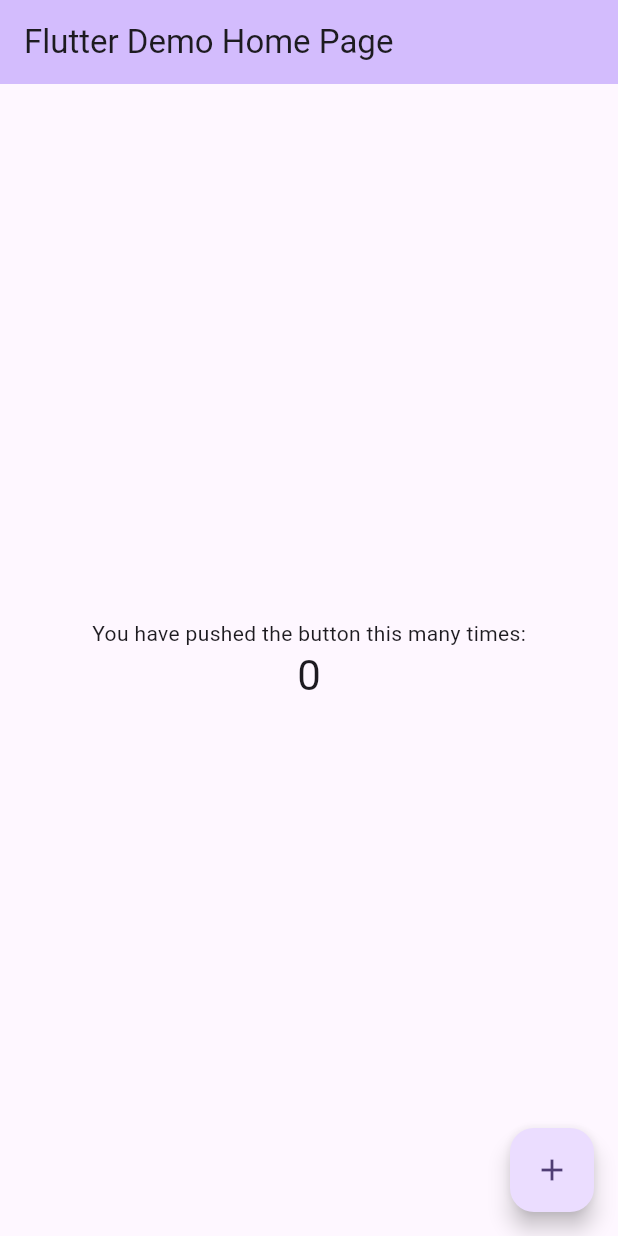
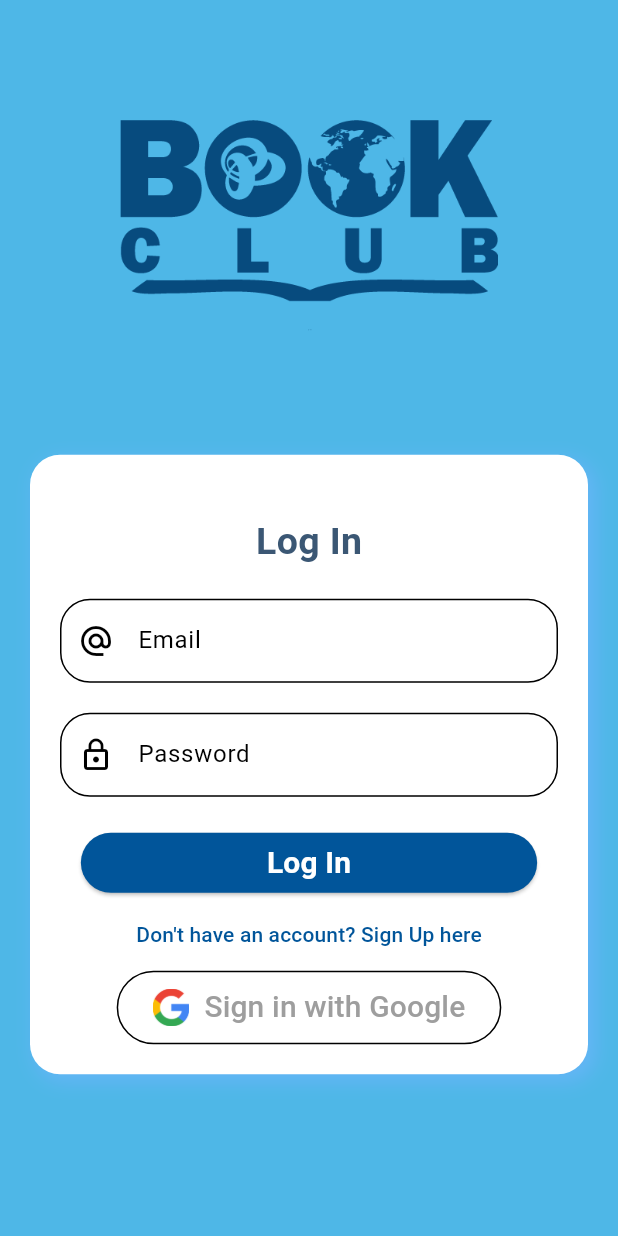
Before and after one commit to LatofatFatxullayeva/book_club, a Flutter app: the screen it shows after launch, on a phone screen of 412 x 824 dp. Run offline on Flutter 3.47's test engine with Material 3 defaults, Android fonts, the phone set to English and light mode, and no system bars; our stand-ins replace firebase_auth, firebase_core, google_sign_in; accounts and stored records are empty.

Commit message:
finished login and signup screens

```diff
--- a/lib/main.dart
+++ b/lib/main.dart
@@ -1,125 +1,30 @@
+import 'package:book_club/firebase_options.dart';
+import 'package:book_club/screens/login/login.dart';
+import 'package:book_club/states/current_user.dart';
+import 'package:book_club/utils/our_theme.dart';
+import 'package:firebase_core/firebase_core.dart';
 import 'package:flutter/material.dart';
+import 'package:provider/provider.dart';
 
-void main() {
+void main() async {
+  WidgetsFlutterBinding.ensureInitialized();
+  await Firebase.initializeApp(options: DefaultFirebaseOptions.currentPlatform);
   runApp(const MyApp());
 }
 
 class MyApp extends StatelessWidget {
   const MyApp({super.key});
 
-  // This widget is the root of your application.
   @override
   Widget build(BuildContext context) {
-    return MaterialApp(
-      title: 'Flutter Demo',
-      theme: ThemeData(
-        // This is the theme of your application.
-        //
-        // TRY THIS: Try running your application with "flutter run". You'll see
-        // the application has a purple toolbar. Then, without quitting the app,
-        // try changing the seedColor in the colorScheme below to Colors.green
-        // and then invoke "hot reload" (save your changes or press the "hot
-        // reload" button in a Flutter-supported IDE, or press "r" if you used
-        // the command line to start the app).
-        //
-        // Notice that the counter didn't reset back to zero; the application
-        // state is not lost during the reload. To reset the state, use hot
-        // restart instead.
-        //
-        // This works for code too, not just values: Most code changes can be
-        // tested with just a hot reload.
-        colorScheme: ColorScheme.fromSeed(seedColor: Colors.deepPurple),
-        useMaterial3: true,
+    return ChangeNotifierProvider(
+      create: (context) => CurrentUser(),
+      child: MaterialApp(
+        debugShowCheckedModeBanner: false,
+        title: 'Flutter Demo',
+        theme: OurTheme().buildTheme(),
+        home: LoginScreen(),
       ),
-      home: const MyHomePage(title: 'Flutter Demo Home Page'),
     );
   }
 }
-
-class MyHomePage extends StatefulWidget {
-  const MyHomePage({super.key, required this.title});
-
-  // This widget is the home page of your application. It is stateful, meaning
-  // that it has a State object (defined below) that contains fields that affect
-  // how it looks.
-
-  // This class is the configuration for the state. It holds the values (in this
-  // case the title) provided by the parent (in this case the App widget) and
-  // used by the build method of the State. Fields in a Widget subclass are
-  // always marked "final".
-
-  final String title;
-
-  @override
-  State<MyHomePage> createState() => _MyHomePageState();
-}
-
-class _MyHomePageState extends State<MyHomePage> {
-  int _counter = 0;
-
-  void _incrementCounter() {
-    setState(() {
-      // This call to setState tells the Flutter framework that something has
-      // changed in this State, which causes it to rerun the build method below
-      // so that the display can reflect the updated values. If we changed
-      // _counter without calling setState(), then the build method would not be
-      // called again, and so nothing would appear to happen.
-      _counter++;
-    });
-  }
-
-  @override
-  Widget build(BuildContext context) {
-    // This method is rerun every time setState is called, for instance as done
-    // by the _incrementCounter method above.
-    //
-    // The Flutter framework has been optimized to make rerunning build methods
-    // fast, so that you can just rebuild anything that needs updating rather
-    // than having to individually change instances of widgets.
-    return Scaffold(
-      appBar: AppBar(
-        // TRY THIS: Try changing the color here to a specific color (to
-        // Colors.amber, perhaps?) and trigger a hot reload to see the AppBar
-        // change color while the other colors stay the same.
-        backgroundColor: Theme.of(context).colorScheme.inversePrimary,
-        // Here we take the value from the MyHomePage object that was created by
-        // the App.build method, and use it to set our appbar title.
-        title: Text(widget.title),
-      ),
-      body: Center(
-        // Center is a layout widget. It takes a single child and positions it
-        // in the middle of the parent.
-        child: Column(
-          // Column is also a layout widget. It takes a list of children and
-          // arranges them vertically. By default, it sizes itself to fit its
-          // children horizontally, and tries to be as tall as its parent.
-          //
-          // Column has various properties to control how it sizes itself and
-          // how it positions its children. Here we use mainAxisAlignment to
-          // center the children vertically; the main axis here is the vertical
-          // axis because Columns are vertical (the cross axis would be
-          // horizontal).
-          //
-          // TRY THIS: Invoke "debug painting" (choose the "Toggle Debug Paint"
-          // action in the IDE, or press "p" in the console), to see the
-          // wireframe for each widget.
-          mainAxisAlignment: MainAxisAlignment.center,
-          children: <Widget>[
-            const Text(
-              'You have pushed the button this many times:',
-            ),
-            Text(
-              '$_counter',
-              style: Theme.of(context).textTheme.headlineMedium,
-            ),
-          ],
-        ),
-      ),
-      floatingActionButton: FloatingActionButton(
-        onPressed: _incrementCounter,
-        tooltip: 'Increment',
-        child: const Icon(Icons.add),
-      ), // This trailing comma makes auto-formatting nicer for build methods.
-    );
-  }
-}
--- /dev/null
+++ b/lib/screens/login/localwidgets/login_form.dart
@@ -0,0 +1,191 @@
+import 'package:book_club/screens/home/home.dart';
+import 'package:book_club/screens/signup/signup.dart';
+import 'package:book_club/states/current_user.dart';
+import 'package:book_club/widgets/our_container.dart';
+import 'package:flutter/material.dart';
+import 'package:provider/provider.dart';
+
+enum LoginType {
+  email,
+  google,
+}
+
+class LoginForm extends StatefulWidget {
+  const LoginForm({super.key});
+
+  @override
+  State<LoginForm> createState() => _LoginFormState();
+}
+
+class _LoginFormState extends State<LoginForm> {
+  final TextEditingController _emailController = TextEditingController();
+  final TextEditingController _passwordController = TextEditingController();
+
+  void _loginUser({
+  String? email,
+  String? password,
+  BuildContext? context,
+  required LoginType type,
+}) async {
+  // Check for null context and handle it
+  if (context == null) {
+    print("Context is required for this operation.");
+    return;
+  }
+
+  // Initialize the CurrentUser only if context is available
+  CurrentUser currentUser = Provider.of<CurrentUser>(context, listen: false);
+
+  try {
+    String? returnString;
+
+    switch (type) {
+      case LoginType.email:
+        // Check for null email and password and handle it
+        if (email == null || password == null) {
+          print("Email and password are required for email login.");
+          return;
+        }
+        returnString = await currentUser.loginUserWithEmail(email, password);
+        break;
+      case LoginType.google:
+        returnString = await currentUser.loginUserWithGoogle();
+        break;
+      default:
+        print("Invalid login type.");
+        return;
+    }
+
+    if (returnString == "success") {
+      Navigator.of(context).push(
+        MaterialPageRoute(
+          builder: (context) => const HomeScreen(),
+        ),
+      );
+    } else {
+      ScaffoldMessenger.of(context).showSnackBar(
+        SnackBar(
+          content: Text(returnString),
+          duration: const Duration(seconds: 2),
+        ),
+      );
+    }
+  } catch (e) {
+    print(e);
+  }
+  print("Ishladi2");
+}
+
+  Widget _googleButton() {
+    return OutlinedButton(
+      style: ButtonStyle(
+        shape: WidgetStatePropertyAll(
+            RoundedRectangleBorder(borderRadius: BorderRadius.circular(40))),
+        elevation: const WidgetStatePropertyAll(0),
+      ),
+      onPressed: () {
+        _loginUser(
+          type: LoginType.google,
+          context: context,
+        );
+        print("Ishladi");
+      },
+      child: const Padding(
+        padding: EdgeInsets.fromLTRB(0, 10, 0, 10),
+        child: Row(
+          mainAxisSize: MainAxisSize.min,
+          mainAxisAlignment: MainAxisAlignment.center,
+          children: [
+            Image(
+              image: AssetImage("assets/google.png"),
+              height: 25,
+            ),
+            Padding(
+              padding: EdgeInsets.only(left: 10),
+              child: Text(
+                'Sign in with Google',
+                style: TextStyle(
+                  fontSize: 20,
+                  color: Colors.grey,
+                ),
+              ),
+            ),
+          ],
+        ),
+      ),
+    );
+  }
+
+  @override
+  Widget build(BuildContext context) {
+    return OurContainer(
+      child: Column(
+        children: [
+          Padding(
+            padding: const EdgeInsets.symmetric(vertical: 20, horizontal: 8),
+            child: Text(
+              "Log In",
+              style: TextStyle(
+                color: Theme.of(context).secondaryHeaderColor,
+                fontSize: 25,
+                fontWeight: FontWeight.bold,
+              ),
+            ),
+          ),
+          TextFormField(
+            controller: _emailController,
+            decoration: const InputDecoration(
+              prefixIcon: Icon(Icons.alternate_email),
+              hintText: 'Email',
+            ),
+          ),
+          const SizedBox(height: 20),
+          TextFormField(
+            controller: _passwordController,
+            obscureText: true,
+            decoration: const InputDecoration(
+              prefixIcon: Icon(Icons.lock_outline),
+              hintText: 'Password',
+            ),
+          ),
+          const SizedBox(height: 20),
+          ElevatedButton(
+            style: ButtonStyle(
+                backgroundColor: WidgetStatePropertyAll(
+                    Theme.of(context).colorScheme.primary)),
+            onPressed: () {
+              _loginUser(
+                type: LoginType.email,
+                email: _emailController.text,
+                password: _passwordController.text,
+                context: context,
+              );
+            },
+            child: Padding(
+              padding: const EdgeInsets.symmetric(horizontal: 100),
+              child: Text(
+                "Log In",
+                style: TextStyle(
+                  color: Theme.of(context).colorScheme.tertiary,
+                  fontWeight: FontWeight.bold,
+                  fontSize: 20,
+                ),
+              ),
+            ),
+          ),
+          TextButton(
+            onPressed: () {
+              Navigator.of(context).push(
+                MaterialPageRoute(
+                  builder: (context) => const SignupScreen(),
+                ),
+              );
+            },
+            child: const Text("Don't have an account? Sign Up here"),
+          ),
+          _googleButton(),
+        ],
+      ),
+    );
+  }
+}
--- /dev/null
+++ b/lib/screens/login/login.dart
@@ -0,0 +1,30 @@
+import 'package:book_club/screens/login/localwidgets/login_form.dart';
+import 'package:flutter/material.dart';
+
+class LoginScreen extends StatelessWidget {
+  const LoginScreen({super.key});
+
+  @override
+  Widget build(BuildContext context) {
+    return Scaffold(
+      backgroundColor: Theme.of(context).canvasColor,
+      body: Row(
+        mainAxisAlignment: MainAxisAlignment.center,
+        children: [
+          Expanded(
+            child: ListView(
+              padding: EdgeInsets.all(20),
+              children: [
+                Padding(
+                  padding: EdgeInsets.all(60),
+                  child: Image.asset("assets/logo.png"),
+                ),
+                LoginForm(),
+              ],
+            ),
+          ),
+        ],
+      ),
+    );
+  }
+}
--- /dev/null
+++ b/lib/states/current_user.dart
@@ -0,0 +1,75 @@
+// ignore_for_file: public_member_api_docs, sort_constructors_first
+import 'package:firebase_auth/firebase_auth.dart';
+import 'package:flutter/material.dart';
+import 'package:google_sign_in/google_sign_in.dart';
+
+class CurrentUser extends ChangeNotifier {
+  late String _uid;
+  late String _email;
+
+  String get getUid => _uid;
+  String get getEmail => _email;
+
+  FirebaseAuth _auth = FirebaseAuth.instance;
+
+  Future<String> signUpUser(String email, String password) async {
+    String retVal = 'error';
+
+    try {
+      await _auth.createUserWithEmailAndPassword(
+          email: email, password: password);
+
+      retVal = 'success';
+    } catch (e) {
+      retVal = e.toString();
+    }
+
+    return retVal;
+  }
+
+  Future<String> loginUserWithEmail(String email, String password) async {
+    String retVal = 'error';
+
+    try {
+      UserCredential _authResult = await _auth.signInWithEmailAndPassword(
+          email: email, password: password);
+
+      _uid = _authResult.user!.uid;
+      _email = _authResult.user!.email!;
+      retVal = 'success';
+    } catch (e) {
+      retVal = e.toString();
+    }
+
+    return retVal;
+  }
+
+  Future<String> loginUserWithGoogle() async {
+    String retVal = 'error';
+    GoogleSignIn _googleSignIn = GoogleSignIn(
+      scopes: [
+        'email',
+        'https://www.googleapis.com/auth/contacts.readonly',
+      ],
+    );
+
+    try {
+      GoogleSignInAccount? _googleUser = await _googleSignIn.signIn();
+      GoogleSignInAuthentication _googleAuth =
+          await _googleUser!.authentication;
+      final AuthCredential credential = GoogleAuthProvider.credential(
+        idToken: _googleAuth.idToken,
+        accessToken: _googleAuth.accessToken,
+      );
+      UserCredential _authResult = await _auth.signInWithCredential(credential);
+
+      _uid = _authResult.user!.uid;
+      _email = _authResult.user!.email!;
+      retVal = 'success';
+    } catch (e) {
+      retVal = e.toString();
+    }
+
+    return retVal;
+  }
+}
--- /dev/null
+++ b/lib/utils/our_theme.dart
@@ -0,0 +1,41 @@
+import 'package:flutter/material.dart';
+
+class OurTheme {
+  final Color _lightBlue = const Color(0xFF4EB7E7);
+  final Color _lightGrey = const Color(0xFFA2A5A7);
+  final Color _darkerGrey = const Color(0xFF3B5774);
+  final Color _darkBlue = const Color(0xFF01559A);
+  ThemeData buildTheme() {
+    return ThemeData(
+      canvasColor: _lightBlue,
+      primaryColor: _lightBlue,
+      secondaryHeaderColor: _darkerGrey,
+      colorScheme: ColorScheme.light(
+        surface: const Color(0xFFf2f2f2),
+        primary: _darkBlue,
+        secondary: _lightGrey,
+        tertiary: Colors.white,
+      ),
+      hintColor: _lightGrey,
+      inputDecorationTheme: InputDecorationTheme(
+        border: OutlineInputBorder(
+          borderRadius: BorderRadius.circular(20),
+          borderSide: BorderSide(color: _lightGrey),
+        ),
+        focusedBorder: OutlineInputBorder(
+          borderRadius: BorderRadius.circular(20),
+          borderSide: BorderSide(color: _lightBlue),
+        ),
+      ),
+      buttonTheme: ButtonThemeData(
+        buttonColor: _darkBlue,
+        padding: EdgeInsets.symmetric(horizontal: 20),
+        minWidth: 200,
+        height: 40,
+        shape: RoundedRectangleBorder(
+          borderRadius: BorderRadius.circular(20),
+        ),
+      ),
+    );
+  }
+}
--- /dev/null
+++ b/lib/widgets/our_container.dart
@@ -0,0 +1,29 @@
+// ignore_for_file: public_member_api_docs, sort_constructors_first
+import 'package:flutter/material.dart';
+
+class OurContainer extends StatelessWidget {
+  final Widget child;
+  const OurContainer({
+    Key? key,
+    required this.child,
+  }) : super(key: key);
+
+  @override
+  Widget build(BuildContext context) {
+    return Container(
+      padding: EdgeInsets.all(20),
+      decoration: BoxDecoration(
+          color: Colors.white,
+          borderRadius: BorderRadius.circular(20),
+          boxShadow: [
+            BoxShadow(
+              color: Colors.blue.shade300,
+              blurRadius: 10,
+              spreadRadius: 1,
+              offset: Offset(4, 4),
+            )
+          ]),
+      child: child,
+    );
+  }
+}
```
Also changed, not shown: lib/screens/home/home.dart (added, +10 -0 lines), lib/screens/signup/localwidgets/sign_up_form.dart (added, +134 -0 lines), lib/screens/signup/signup.dart (added, +36 -0 lines), pubspec.yaml (+7 -2 lines), assets/google.png (added), assets/logo.png (added), assets/logo1.png (added), firebase.json (added), lib/firebase_options.dart (added), pubspec.lock, 6 other files.
